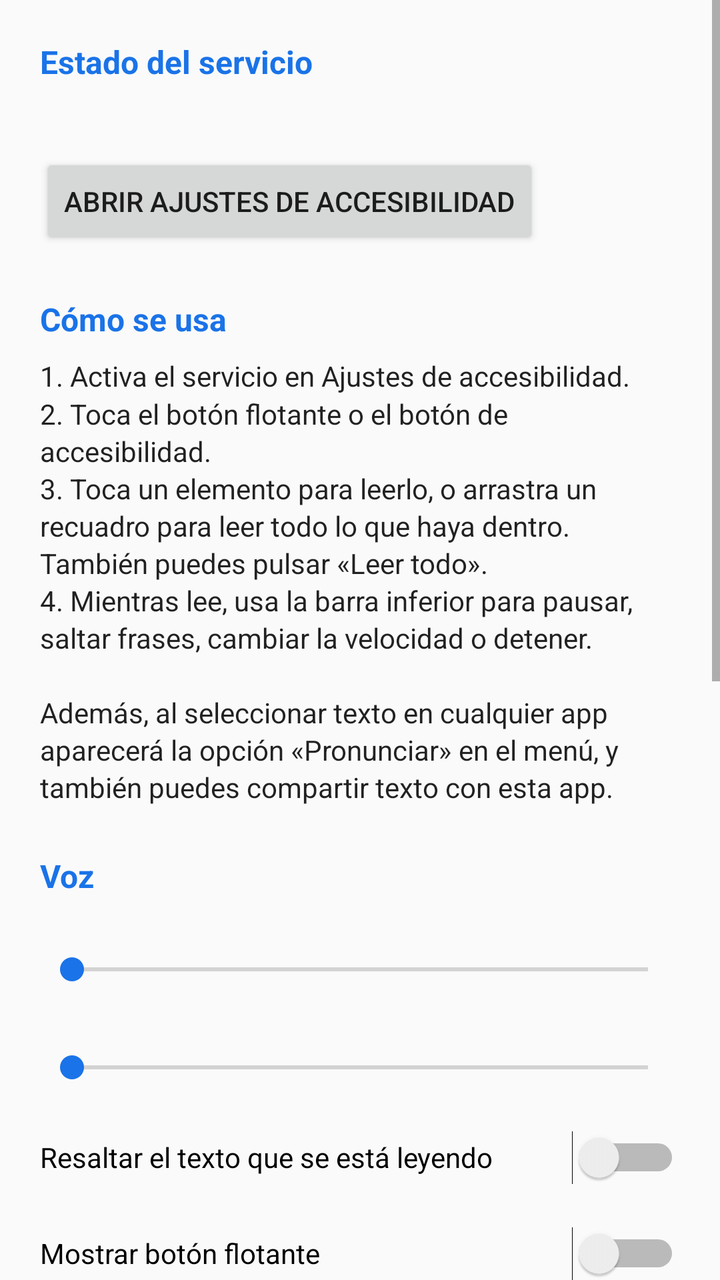
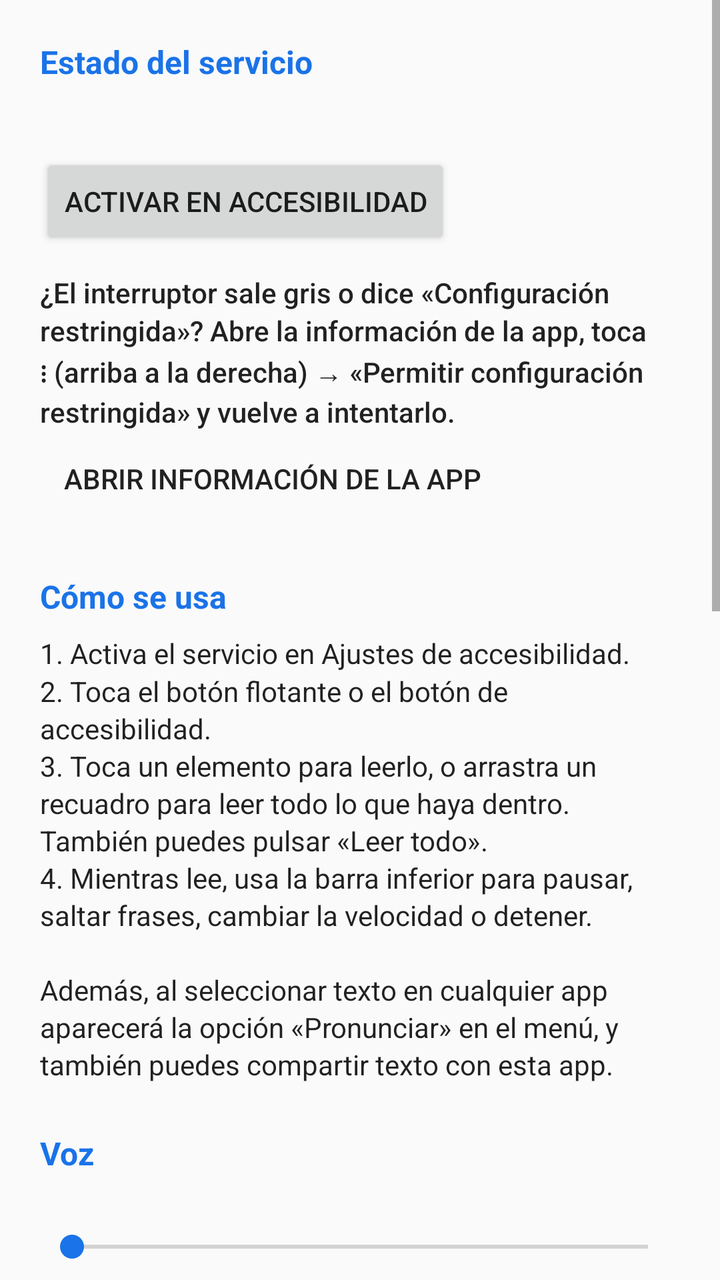

Before-and-after screenshots of an Android layout around one commit, followed by the original layout XML and the change that was made.
<!-- AndroidManifest.xml: application theme AppTheme -->
<!-- res/layout/activity_main.xml -->
<?xml version="1.0" encoding="utf-8"?>
<ScrollView xmlns:android="http://schemas.android.com/apk/res/android"
    android:layout_width="match_parent"
    android:layout_height="match_parent"
    android:fitsSystemWindows="true">

    <LinearLayout
        android:layout_width="match_parent"
        android:layout_height="wrap_content"
        android:orientation="vertical"
        android:padding="@dimen/screen_padding">

        <TextView
            style="@style/SectionTitle"
            android:layout_marginTop="0dp"
            android:text="@string/status_title" />

        <TextView
            android:id="@+id/status_text"
            android:layout_width="match_parent"
            android:layout_height="wrap_content"
            android:textAppearance="@android:style/TextAppearance.Material.Body1" />

        <Button
            android:id="@+id/open_settings"
            android:layout_width="wrap_content"
            android:layout_height="wrap_content"
            android:layout_marginTop="8dp"
            android:text="@string/open_accessibility_settings" />

        <TextView
            style="@style/SectionTitle"
            android:text="@string/how_to_title" />

        <TextView
            android:layout_width="match_parent"
            android:layout_height="wrap_content"
            android:lineSpacingMultiplier="1.15"
            android:text="@string/how_to_body"
            android:textAppearance="@android:style/TextAppearance.Material.Body1" />

        <TextView
            style="@style/SectionTitle"
            android:text="@string/voice_title" />

        <TextView
            android:id="@+id/rate_label"
            android:layout_width="match_parent"
            android:layout_height="wrap_content"
            android:textAppearance="@android:style/TextAppearance.Material.Body1" />

        <SeekBar
            android:id="@+id/rate_seek"
            android:layout_width="match_parent"
            android:layout_height="wrap_content"
            android:layout_marginBottom="12dp"
            android:max="55" />

        <TextView
            android:id="@+id/pitch_label"
            android:layout_width="match_parent"
            android:layout_height="wrap_content"
            android:textAppearance="@android:style/TextAppearance.Material.Body1" />

        <SeekBar
            android:id="@+id/pitch_seek"
            android:layout_width="match_parent"
            android:layout_height="wrap_content"
            android:layout_marginBottom="12dp"
            android:max="30" />

        <Switch
            android:id="@+id/highlight_switch"
            android:layout_width="match_parent"
            android:layout_height="wrap_content"
            android:minHeight="48dp"
            android:text="@string/highlight_text"
            android:textAppearance="@android:style/TextAppearance.Material.Body1" />

        <Switch
            android:id="@+id/floating_switch"
            android:layout_width="match_parent"
            android:layout_height="wrap_content"
            android:minHeight="48dp"
            android:text="@string/show_floating_button"
            android:textAppearance="@android:style/TextAppearance.Material.Body1" />

        <Button
            android:id="@+id/tts_settings"
            style="?android:attr/borderlessButtonStyle"
            android:layout_width="wrap_content"
            android:layout_height="wrap_content"
            android:text="@string/tts_settings" />

        <TextView
            style="@style/SectionTitle"
            android:text="@string/tile_title" />

        <TextView
            android:layout_width="match_parent"
            android:layout_height="wrap_content"
            android:lineSpacingMultiplier="1.15"
            android:text="@string/tile_help"
            android:textAppearance="@android:style/TextAppearance.Material.Body1" />

        <TextView
            android:layout_width="match_parent"
            android:layout_height="wrap_content"
            android:layout_marginTop="12dp"
            android:text="@string/tile_action_prompt"
            android:textAppearance="@android:style/TextAppearance.Material.Body1" />

        <RadioGroup
            android:id="@+id/tile_action_group"
            android:layout_width="match_parent"
            android:layout_height="wrap_content">

            <RadioButton
                android:id="@+id/tile_action_select"
                android:layout_width="match_parent"
                android:layout_height="wrap_content"
                android:minHeight="48dp"
                android:text="@string/tile_action_select" />

            <RadioButton
                android:id="@+id/tile_action_read_all"
                android:layout_width="match_parent"
                android:layout_height="wrap_content"
                android:minHeight="48dp"
                android:text="@string/tile_action_read_all" />
        </RadioGroup>

        <Button
            android:id="@+id/tile_add"
            android:layout_width="wrap_content"
            android:layout_height="wrap_content"
            android:layout_marginTop="4dp"
            android:text="@string/tile_add" />

        <TextView
            style="@style/SectionTitle"
            android:text="@string/test_title" />

        <EditText
            android:id="@+id/test_text"
            android:layout_width="match_parent"
            android:layout_height="wrap_content"
            android:hint="@string/test_hint"
            android:importantForAutofill="no"
            android:inputType="textMultiLine|textCapSentences"
            android:minLines="2"
            android:text="@string/test_default" />

        <LinearLayout
            android:layout_width="match_parent"
            android:layout_height="wrap_content"
            android:layout_marginTop="8dp"
            android:orientation="horizontal">

            <Button
                android:id="@+id/test_speak"
                android:layout_width="wrap_content"
                android:layout_height="wrap_content"
                android:text="@string/speak" />

            <Button
                android:id="@+id/test_stop"
                style="?android:attr/borderlessButtonStyle"
                android:layout_width="wrap_content"
                android:layout_height="wrap_content"
                android:layout_marginStart="8dp"
                android:text="@string/stop" />
        </LinearLayout>
    </LinearLayout>
</ScrollView>
<!-- resources referenced by this layout -->
<resources>
  <dimen name="screen_padding">20dp</dimen>
  <string name="highlight_text">Resaltar el texto que se está leyendo</string>
  <string name="how_to_body">1. Activa el servicio en Ajustes de accesibilidad.\n2. Toca el botón flotante o el botón de accesibilidad.\n3. Toca un elemento para leerlo, o arrastra un recuadro para leer todo lo que haya dentro. También puedes pulsar «Leer todo».\n4. Mientras lee, usa la barra inferior para pausar, saltar frases, cambiar la velocidad o detener.\n\nAdemás, al seleccionar texto en cualquier app aparecerá la opción «Pronunciar» en el menú, y también puedes compartir texto con esta app.</string>
  <string name="how_to_title">Cómo se usa</string>
  <string name="open_accessibility_settings">Abrir ajustes de accesibilidad</string>
  <string name="show_floating_button">Mostrar botón flotante</string>
  <string name="speak">Pronunciar</string>
  <string name="status_title">Estado del servicio</string>
  <string name="stop">Detener</string>
  <string name="test_default">Hola. Esta es una prueba de Seleccionar para pronunciar.</string>
  <string name="test_hint">Escribe algo para escucharlo…</string>
  <string name="test_title">Probar</string>
  <string name="tile_action_prompt">Al tocar el icono:</string>
  <string name="tile_action_read_all">Leer toda la pantalla</string>
  <string name="tile_action_select">Seleccionar texto</string>
  <string name="tile_add">Añadir icono al panel</string>
  <string name="tile_help">Añade el icono «Pronunciar» al panel de Ajustes rápidos (en Xiaomi: Centro de control → Editar). Si ya está leyendo, tocarlo detiene la lectura. Mantenerlo pulsado abre esta pantalla.</string>
  <string name="tile_title">Icono de Ajustes rápidos</string>
  <string name="tts_settings">Ajustes de texto a voz del sistema</string>
  <string name="voice_title">Voz</string>
  <style name="SectionTitle">
          <item name="android:layout_width">match_parent</item>
          <item name="android:layout_height">wrap_content</item>
          <item name="android:layout_marginTop">@dimen/section_gap</item>
          <item name="android:layout_marginBottom">8dp</item>
          <item name="android:textAppearance">@android:style/TextAppearance.Material.Subhead</item>
          <item name="android:textColor">?android:attr/colorAccent</item>
          <item name="android:textStyle">bold</item>
      </style>
  <style name="AppTheme" parent="@android:style/Theme.Material.Light.DarkActionBar">
          <item name="android:colorPrimary">@color/primary</item>
          <item name="android:colorPrimaryDark">@color/primary_dark</item>
          <item name="android:colorAccent">@color/primary</item>
      </style>
  <dimen name="section_gap">24dp</dimen>
  <color name="primary">#1A73E8</color>
  <color name="primary_dark">#174EA6</color>
</resources>

<!-- the commit's change to res/layout/activity_main.xml (unified diff, before → after) -->
@@ -27,6 +27,22 @@
             android:layout_height="wrap_content"
             android:layout_marginTop="8dp"
             android:text="@string/open_accessibility_settings" />
+
+        <TextView
+            android:id="@+id/restricted_help"
+            android:layout_width="match_parent"
+            android:layout_height="wrap_content"
+            android:layout_marginTop="12dp"
+            android:lineSpacingMultiplier="1.15"
+            android:text="@string/restricted_help"
+            android:textAppearance="@android:style/TextAppearance.Material.Body2" />
+
+        <Button
+            android:id="@+id/allow_restricted"
+            style="?android:attr/borderlessButtonStyle"
+            android:layout_width="wrap_content"
+            android:layout_height="wrap_content"
+            android:text="@string/allow_restricted" />
 
         <TextView
             style="@style/SectionTitle"
<!-- resource entries referenced after the edit -->
@@ -1,10 +1,12 @@
 <!-- resources referenced by this layout -->
 <resources>
   <dimen name="screen_padding">20dp</dimen>
+  <string name="allow_restricted">Abrir información de la app</string>
   <string name="highlight_text">Resaltar el texto que se está leyendo</string>
   <string name="how_to_body">1. Activa el servicio en Ajustes de accesibilidad.\n2. Toca el botón flotante o el botón de accesibilidad.\n3. Toca un elemento para leerlo, o arrastra un recuadro para leer todo lo que haya dentro. También puedes pulsar «Leer todo».\n4. Mientras lee, usa la barra inferior para pausar, saltar frases, cambiar la velocidad o detener.\n\nAdemás, al seleccionar texto en cualquier app aparecerá la opción «Pronunciar» en el menú, y también puedes compartir texto con esta app.</string>
   <string name="how_to_title">Cómo se usa</string>
-  <string name="open_accessibility_settings">Abrir ajustes de accesibilidad</string>
+  <string name="open_accessibility_settings">Activar en Accesibilidad</string>
+  <string name="restricted_help">¿El interruptor sale gris o dice «Configuración restringida»? Abre la información de la app, toca ⋮ (arriba a la derecha) → «Permitir configuración restringida» y vuelve a intentarlo.</string>
   <string name="show_floating_button">Mostrar botón flotante</string>
   <string name="speak">Pronunciar</string>
   <string name="status_title">Estado del servicio</string>
